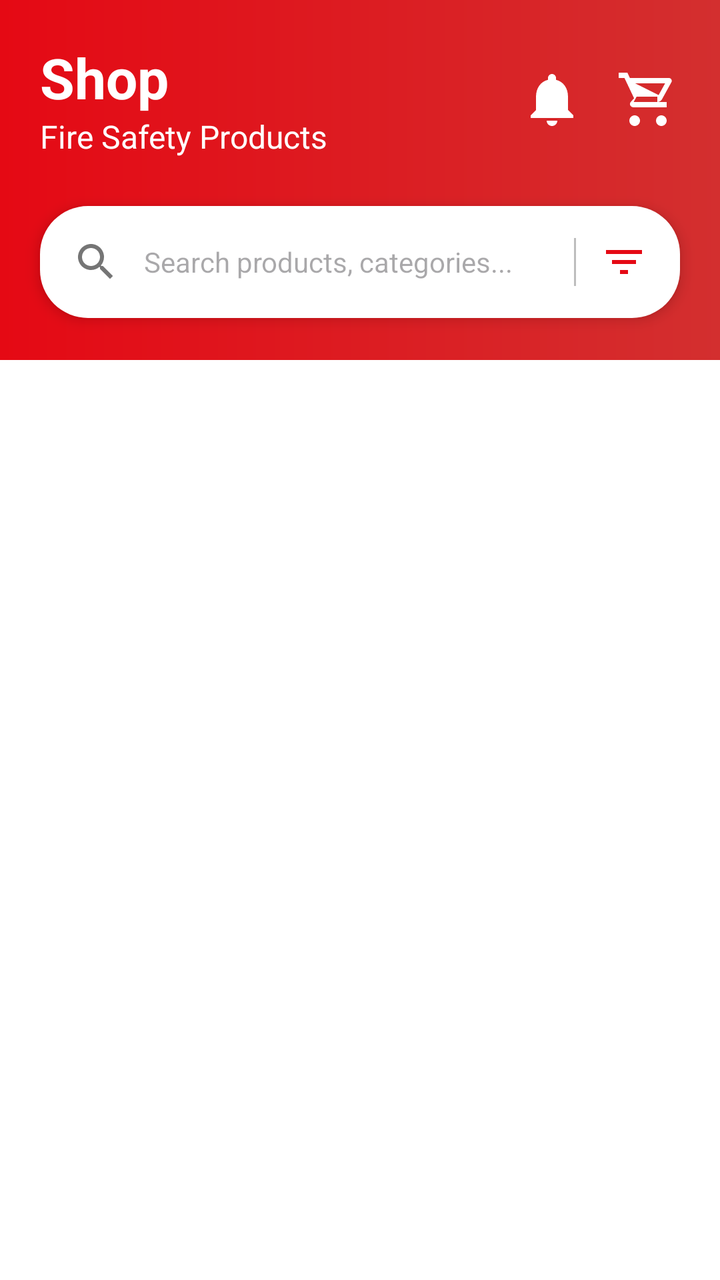
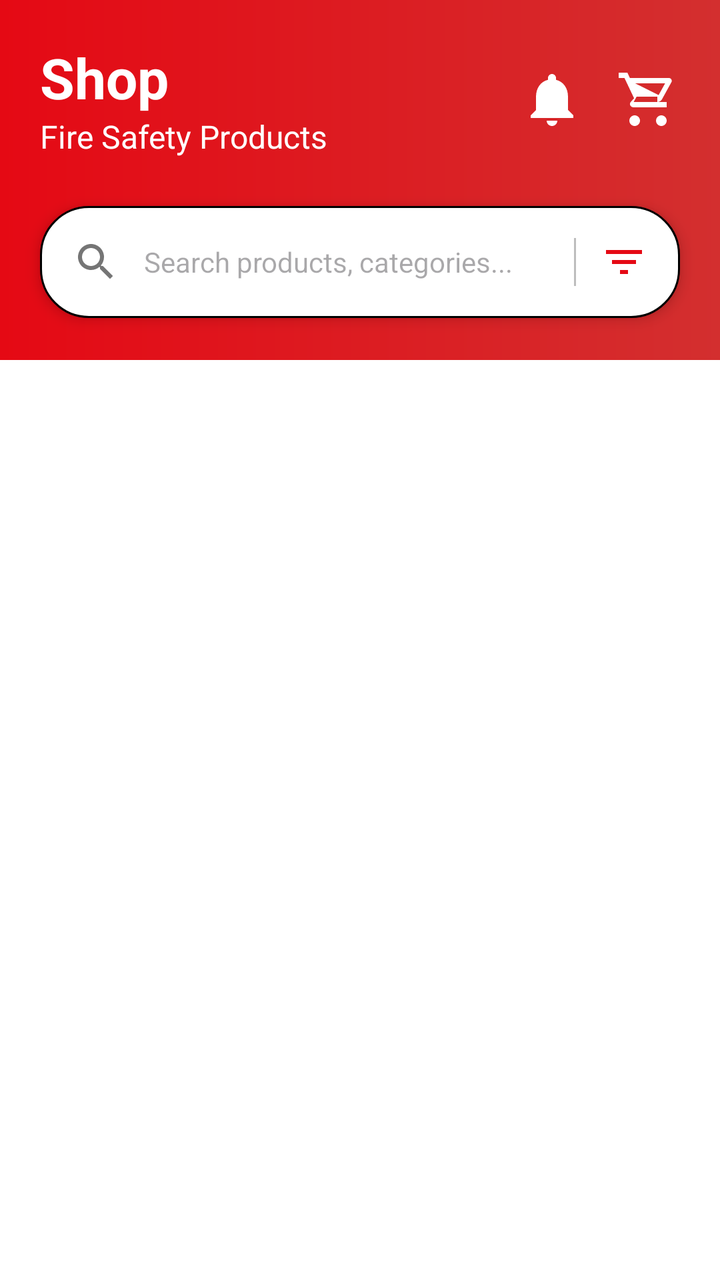

Screens rendered from an Android XML layout before and after an edit, with the pre-edit source and the edit as a unified diff.
<!-- AndroidManifest.xml: application theme Theme.FlamePro -->
<!-- res/layout/fragment_shop.xml -->
<?xml version="1.0" encoding="utf-8"?>
<androidx.constraintlayout.widget.ConstraintLayout xmlns:android="http://schemas.android.com/apk/res/android"
    xmlns:app="http://schemas.android.com/apk/res-auto"
    xmlns:tools="http://schemas.android.com/tools"
    android:layout_width="match_parent"
    android:layout_height="match_parent"
    android:background="@color/white">

    
    <View
        android:id="@+id/headerBackground"
        android:layout_width="match_parent"
        android:layout_height="180dp"
        android:background="@drawable/shop_header_gradient"
        app:layout_constraintTop_toTopOf="parent" />

    <TextView
        android:id="@+id/tvShopTitle"
        android:layout_width="wrap_content"
        android:layout_height="wrap_content"
        android:layout_marginStart="20dp"
        android:layout_marginTop="20dp"
        android:text="@string/shop_title"
        android:textColor="@color/white"
        android:textSize="28sp"
        android:textStyle="bold"
        app:layout_constraintStart_toStartOf="parent"
        app:layout_constraintTop_toTopOf="parent" />

    <TextView
        android:id="@+id/tvShopSubtitle"
        android:layout_width="wrap_content"
        android:layout_height="wrap_content"
        android:text="@string/fire_safety_products"
        android:textColor="@color/white"
        android:textSize="16sp"
        app:layout_constraintStart_toStartOf="@id/tvShopTitle"
        app:layout_constraintTop_toBottomOf="@id/tvShopTitle" />

    <androidx.constraintlayout.widget.ConstraintLayout
        android:id="@+id/notificationLayout"
        android:layout_width="wrap_content"
        android:layout_height="wrap_content"
        android:layout_marginEnd="16dp"
        app:layout_constraintBottom_toBottomOf="@id/cartIconLayout"
        app:layout_constraintEnd_toStartOf="@id/cartIconLayout"
        app:layout_constraintTop_toTopOf="@id/cartIconLayout">

        <ImageView
            android:layout_width="32dp"
            android:layout_height="32dp"
            android:contentDescription="@string/notifications"
            android:src="@drawable/ic_notification_bell"
            app:layout_constraintBottom_toBottomOf="parent"
            app:layout_constraintEnd_toEndOf="parent"
            app:layout_constraintStart_toStartOf="parent"
            app:layout_constraintTop_toTopOf="parent"
            app:tint="@color/white" />

        <TextView
            android:id="@+id/tvNotificationBadge"
            android:layout_width="16dp"
            android:layout_height="16dp"
            android:background="@drawable/badge_circle"
            android:backgroundTint="@color/white"
            android:gravity="center"
            android:text="1"
            android:textColor="@color/brand_red"
            android:textSize="9sp"
            android:textStyle="bold"
            android:visibility="gone"
            app:layout_constraintEnd_toEndOf="parent"
            app:layout_constraintTop_toTopOf="parent" />
    </androidx.constraintlayout.widget.ConstraintLayout>

    <androidx.constraintlayout.widget.ConstraintLayout
        android:id="@+id/cartIconLayout"
        android:layout_width="wrap_content"
        android:layout_height="wrap_content"
        android:layout_marginEnd="20dp"
        app:layout_constraintBottom_toBottomOf="@id/tvShopSubtitle"
        app:layout_constraintEnd_toEndOf="parent"
        app:layout_constraintTop_toTopOf="@id/tvShopTitle">

        <ImageView
            android:layout_width="32dp"
            android:layout_height="32dp"
            android:contentDescription="@string/cart"
            android:src="@drawable/nav_cart"
            app:layout_constraintBottom_toBottomOf="parent"
            app:layout_constraintEnd_toEndOf="parent"
            app:layout_constraintStart_toStartOf="parent"
            app:layout_constraintTop_toTopOf="parent"
            app:tint="@color/white" />

        <TextView
            android:id="@+id/tvCartBadge"
            android:layout_width="18dp"
            android:layout_height="18dp"
            android:background="@drawable/badge_circle"
            android:backgroundTint="@color/white"
            android:gravity="center"
            android:text="0"
            android:textColor="@color/brand_red"
            android:textSize="10sp"
            android:textStyle="bold"
            android:visibility="gone"
            app:layout_constraintEnd_toEndOf="parent"
            app:layout_constraintTop_toTopOf="parent" />
    </androidx.constraintlayout.widget.ConstraintLayout>

    
    <LinearLayout
        android:id="@+id/searchBar"
        android:layout_width="match_parent"
        android:layout_height="56dp"
        android:layout_marginHorizontal="20dp"
        android:layout_marginTop="24dp"
        android:background="@drawable/search_bar_bg"
        android:elevation="4dp"
        android:gravity="center_vertical"
        android:orientation="horizontal"
        android:paddingHorizontal="16dp"
        app:layout_constraintTop_toBottomOf="@id/tvShopSubtitle">

        <ImageView
            android:layout_width="24dp"
            android:layout_height="24dp"
            android:src="@drawable/ic_search"
            app:tint="@color/text_gray" />

        <EditText
            android:layout_width="0dp"
            android:layout_height="match_parent"
            android:layout_weight="1"
            android:background="@null"
            android:hint="@string/search_hint"
            android:inputType="text"
            android:paddingHorizontal="12dp"
            android:textSize="14sp" />

        <View
            android:layout_width="1dp"
            android:layout_height="24dp"
            android:background="@color/divider_gray" />

        <ImageView
            android:id="@+id/ivFilter"
            android:layout_width="24dp"
            android:layout_height="24dp"
            android:layout_marginStart="12dp"
            android:src="@drawable/ic_filter"
            app:tint="@color/brand_red" />
    </LinearLayout>

    <androidx.core.widget.NestedScrollView
        android:layout_width="match_parent"
        android:layout_height="0dp"
        android:fillViewport="true"
        app:layout_constraintBottom_toBottomOf="parent"
        app:layout_constraintTop_toBottomOf="@id/headerBackground">

        <LinearLayout
            android:layout_width="match_parent"
            android:layout_height="wrap_content"
            android:orientation="vertical"
            android:paddingTop="40dp">

            
            <androidx.recyclerview.widget.RecyclerView
                android:id="@+id/rvProducts"
                android:layout_width="match_parent"
                android:layout_height="wrap_content"
                android:clipToPadding="false"
                android:paddingHorizontal="12dp"
                app:layoutManager="androidx.recyclerview.widget.GridLayoutManager"
                app:spanCount="2"
                tools:listitem="@layout/item_product" />

        </LinearLayout>
    </androidx.core.widget.NestedScrollView>

</androidx.constraintlayout.widget.ConstraintLayout>
<!-- res/layout/item_product.xml (included above) -->
<?xml version="1.0" encoding="utf-8"?>
<com.google.android.material.card.MaterialCardView xmlns:android="http://schemas.android.com/apk/res/android"
    xmlns:app="http://schemas.android.com/apk/res-auto"
    android:layout_width="match_parent"
    android:layout_height="wrap_content"
    android:layout_margin="6dp"
    app:cardCornerRadius="12dp"
    app:cardElevation="2dp">

    <androidx.constraintlayout.widget.ConstraintLayout
        android:layout_width="match_parent"
        android:layout_height="wrap_content"
        android:padding="10dp">

        <ImageView
            android:id="@+id/ivProductImage"
            android:layout_width="0dp"
            android:layout_height="115dp"
            android:scaleType="fitCenter"
            android:src="@drawable/logo"
            android:contentDescription="@null"
            app:layout_constraintEnd_toEndOf="parent"
            app:layout_constraintStart_toStartOf="parent"
            app:layout_constraintTop_toTopOf="parent" />

        <TextView
            android:id="@+id/tvProductName"
            android:layout_width="0dp"
            android:layout_height="wrap_content"
            android:layout_marginTop="8dp"
            android:ellipsize="end"
            android:maxLines="1"
            android:text="@string/art_foam"
            android:textColor="@color/black"
            android:textSize="14sp"
            android:textStyle="normal"
            app:layout_constraintEnd_toEndOf="parent"
            app:layout_constraintStart_toStartOf="parent"
            app:layout_constraintTop_toBottomOf="@id/ivProductImage" />

        <TextView
            android:id="@+id/tvProductPrice"
            android:layout_width="wrap_content"
            android:layout_height="wrap_content"
            android:text="$49.99"
            android:textColor="@color/brand_red"
            android:textSize="16sp"
            android:textStyle="bold"
            app:layout_constraintStart_toStartOf="parent"
            app:layout_constraintTop_toBottomOf="@id/tvProductName" />

        <LinearLayout
            android:id="@+id/ratingLayout"
            android:layout_width="wrap_content"
            android:layout_height="wrap_content"
            android:layout_marginTop="2dp"
            android:gravity="center_vertical"
            android:orientation="horizontal"
            app:layout_constraintStart_toStartOf="parent"
            app:layout_constraintTop_toBottomOf="@id/tvProductPrice">

            <ImageView
                android:layout_width="12dp"
                android:layout_height="12dp"
                android:src="@drawable/ic_star"
                android:contentDescription="@null"
                app:tint="@color/rating_gold" />

            <TextView
                android:id="@+id/tvReviewCount"
                android:layout_width="wrap_content"
                android:layout_height="wrap_content"
                android:layout_marginStart="4dp"
                android:text="(12)"
                android:textColor="@color/text_gray"
                android:textSize="11sp" />
        </LinearLayout>

        <LinearLayout
            android:layout_width="match_parent"
            android:layout_height="38dp"
            android:layout_marginTop="8dp"
            android:orientation="horizontal"
            app:layout_constraintTop_toBottomOf="@id/ratingLayout">

            <com.google.android.material.button.MaterialButton
                android:id="@+id/btnBuyNow"
                style="@style/Widget.MaterialComponents.Button.OutlinedButton"
                android:layout_width="0dp"
                android:layout_height="match_parent"
                android:layout_weight="1"
                android:layout_marginEnd="3dp"
                android:insetTop="0dp"
                android:insetBottom="0dp"
                android:paddingLeft="2dp"
                android:paddingRight="2dp"
                android:text="@string/buy_caps"
                android:textAllCaps="true"
                android:textColor="@color/brand_red"
                android:textSize="10sp"
                android:textStyle="bold"
                app:cornerRadius="6dp"
                app:strokeColor="@color/brand_red" />

            <com.google.android.material.button.MaterialButton
                android:id="@+id/btnAddToCart"
                android:layout_width="0dp"
                android:layout_height="match_parent"
                android:layout_weight="1.6"
                android:layout_marginStart="3dp"
                android:backgroundTint="@color/brand_red"
                android:insetTop="0dp"
                android:insetBottom="0dp"
                android:paddingLeft="2dp"
                android:paddingRight="2dp"
                android:text="@string/cart_caps"
                android:textAllCaps="false"
                android:textColor="@color/white"
                android:textSize="9sp"
                android:textStyle="bold"
                app:cornerRadius="6dp" />

        </LinearLayout>

    </androidx.constraintlayout.widget.ConstraintLayout>
</com.google.android.material.card.MaterialCardView>
<!-- resources referenced by this layout -->
<resources>
  <color name="black">#FF000000</color>
  <color name="brand_red">#E50914</color>
  <color name="divider_gray">#BDBDBD</color>
  <color name="rating_gold">#FFD700</color>
  <color name="text_gray">#757575</color>
  <color name="white">#FFFFFFFF</color>
  <!-- drawable badge_circle (drawable) -->
  <?xml version="1.0" encoding="utf-8"?>
  <shape xmlns:android="http://schemas.android.com/apk/res/android"
      android:shape="oval">
      <solid android:color="@color/brand_red" />
  </shape>
  <!-- drawable ic_filter (drawable) -->
  <vector xmlns:android="http://schemas.android.com/apk/res/android"
      android:width="24dp"
      android:height="24dp"
      android:viewportWidth="24"
      android:viewportHeight="24">
      <path
          android:fillColor="#000000"
          android:pathData="M10,18h4v-2h-4v2zM3,6v2h18V6L3,6zM6,13h12v-2H6v2z"/>
  </vector>
  <!-- drawable ic_notification_bell (drawable) -->
  <vector xmlns:android="http://schemas.android.com/apk/res/android"
      android:width="24dp"
      android:height="24dp"
      android:viewportWidth="24"
      android:viewportHeight="24">
      <path
          android:fillColor="#FF000000"
          android:pathData="M12,22c1.1,0,2-0.9,2-2h-4c0,1.1,0.9,2,2,2zM18,16v-5c0-3.07-1.63-5.64-4.5-6.32V4c0-0.83-0.67-1.5-1.5-1.5s-1.5,0.67-1.5,1.5v0.68C7.64,5.36,6,7.92,6,11v5l-2,2v1h16v-1l-2-2z"/>
  </vector>
  <!-- drawable ic_search (drawable) -->
  <vector xmlns:android="http://schemas.android.com/apk/res/android"
      android:width="24dp"
      android:height="24dp"
      android:viewportWidth="24"
      android:viewportHeight="24">
      <path
          android:fillColor="#000000"
          android:pathData="M15.5,14h-0.79l-0.28-0.27C15.41,12.59,16,11.11,16,9.5C16,5.91,13.09,3,9.5,3S3,5.91,3,9.5S5.91,16,9.5,16c1.61,0,3.09-0.59,4.23-1.57l0.27,0.28v0.79l5,4.99L20.49,19l-4.99-5.zM9.5,14C7.01,14,5,11.99,5,9.5S7.01,5,9.5,5S14,7.01,14,9.5S11.99,14,9.5,14z"/>
  </vector>
  <!-- drawable ic_star (drawable) -->
  <vector xmlns:android="http://schemas.android.com/apk/res/android"
      android:width="24dp"
      android:height="24dp"
      android:viewportWidth="24"
      android:viewportHeight="24">
      <path
          android:fillColor="#FFD700"
          android:pathData="M12,17.27L18.18,21l-1.64-7.03L22,9.24l-7.19-0.61L12,2L9.19,8.63L2,9.24l5.46,4.73L5.82,21z"/>
  </vector>
  <!-- drawable search_bar_bg (drawable) -->
  <shape xmlns:android="http://schemas.android.com/apk/res/android">
      <solid android:color="@color/white"/>
      <corners android:radius="24dp"/>
  </shape>
  <!-- drawable shop_header_gradient (drawable) -->
  <shape xmlns:android="http://schemas.android.com/apk/res/android">
      <gradient
          android:startColor="@color/brand_red"
          android:endColor="@color/shop_header_red"
          android:angle="0"/>
  </shape>
  <string name="art_foam">Art Foam</string>
  <string name="buy_caps">BUY</string>
  <string name="cart">Cart</string>
  <string name="cart_caps">Add to Cart</string>
  <string name="fire_safety_products">Fire Safety Products</string>
  <string name="notifications">Notifications</string>
  <string name="search_hint">Search products, categories...</string>
  <string name="shop_title">Shop</string>
  <style name="Theme.FlamePro" parent="Base.Theme.FlamePro" />
  <color name="shop_header_red">#D32F2F</color>
  <style name="Base.Theme.FlamePro" parent="Theme.Material3.DayNight.NoActionBar">
          
          <item name="android:statusBarColor">@android:color/transparent</item>
          <item name="android:navigationBarColor">@android:color/transparent</item>
          <item name="android:windowLightStatusBar" tools:targetApi="m">true</item>
      </style>
  <!-- unchanged entries left out for length: 2 -->
</resources>

<!-- the commit's change to res/layout/fragment_shop.xml (unified diff, before → after) -->
@@ -180,6 +180,30 @@
         </LinearLayout>
     </androidx.core.widget.NestedScrollView>
 
+    
+    <FrameLayout
+        android:id="@+id/flCartAnim"
+        android:layout_width="80dp"
+        android:layout_height="80dp"
+        android:visibility="gone"
+        app:layout_constraintTop_toTopOf="parent"
+        app:layout_constraintBottom_toBottomOf="parent"
+        app:layout_constraintStart_toStartOf="parent"
+        app:layout_constraintEnd_toEndOf="parent">
+
+        <ImageView
+            android:layout_width="match_parent"
+            android:layout_height="match_parent"
+            android:src="@drawable/cart_anim_circle" />
+
+        <ImageView
+            android:layout_width="40dp"
+            android:layout_height="40dp"
+            android:layout_gravity="center"
+            android:src="@drawable/nav_cart"
+            app:tint="@color/white" />
+    </FrameLayout>
+
 </androidx.constraintlayout.widget.ConstraintLayout>
 <!-- res/layout/item_product.xml (included above) -->
 <?xml version="1.0" encoding="utf-8"?>
@@ -189,7 +213,9 @@
     android:layout_height="wrap_content"
     android:layout_margin="6dp"
     app:cardCornerRadius="12dp"
-    app:cardElevation="2dp">
+    app:cardElevation="2dp"
+    app:strokeColor="@color/black"
+    app:strokeWidth="1dp">
 
     <androidx.constraintlayout.widget.ConstraintLayout
         android:layout_width="match_parent"
<!-- resource entries referenced after the edit -->
@@ -11,6 +11,13 @@
   <shape xmlns:android="http://schemas.android.com/apk/res/android"
       android:shape="oval">
       <solid android:color="@color/brand_red" />
+  </shape>
+  <!-- drawable cart_anim_circle (drawable) -->
+  <?xml version="1.0" encoding="utf-8"?>
+  <shape xmlns:android="http://schemas.android.com/apk/res/android"
+      android:shape="oval">
+      <solid android:color="@color/brand_red" />
+      <size android:width="40dp" android:height="40dp" />
   </shape>
   <!-- drawable ic_filter (drawable) -->
   <vector xmlns:android="http://schemas.android.com/apk/res/android"
@@ -56,6 +63,7 @@
   <shape xmlns:android="http://schemas.android.com/apk/res/android">
       <solid android:color="@color/white"/>
       <corners android:radius="24dp"/>
+      <stroke android:width="1dp" android:color="@color/black" />
   </shape>
   <!-- drawable shop_header_gradient (drawable) -->
   <shape xmlns:android="http://schemas.android.com/apk/res/android">
